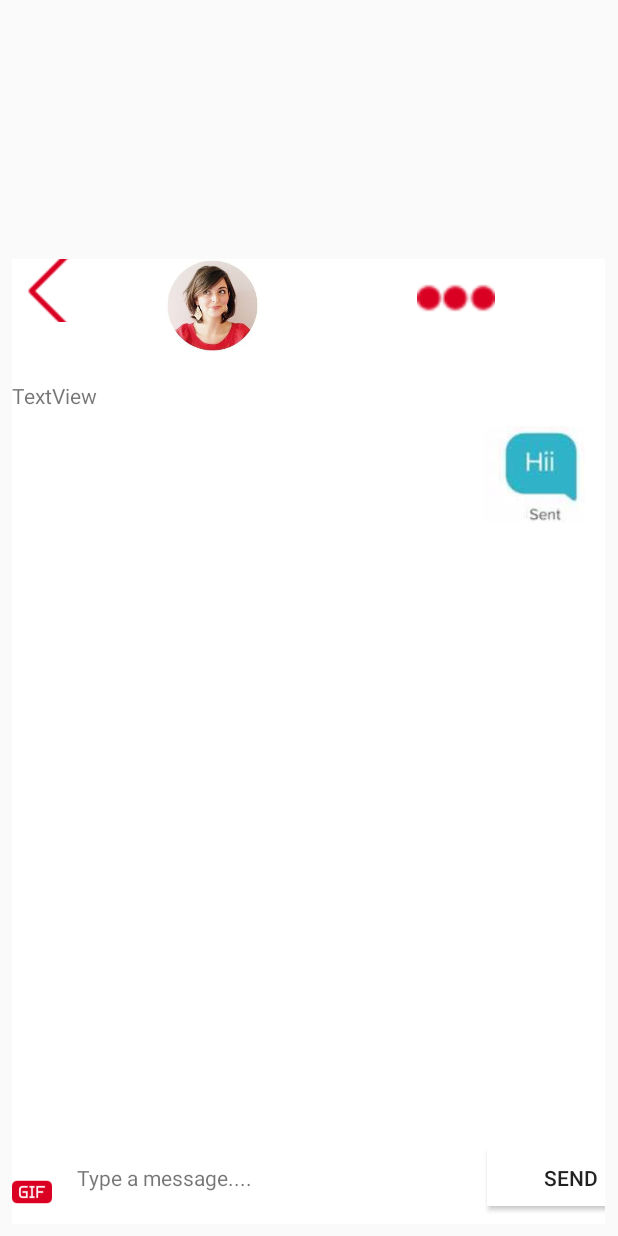
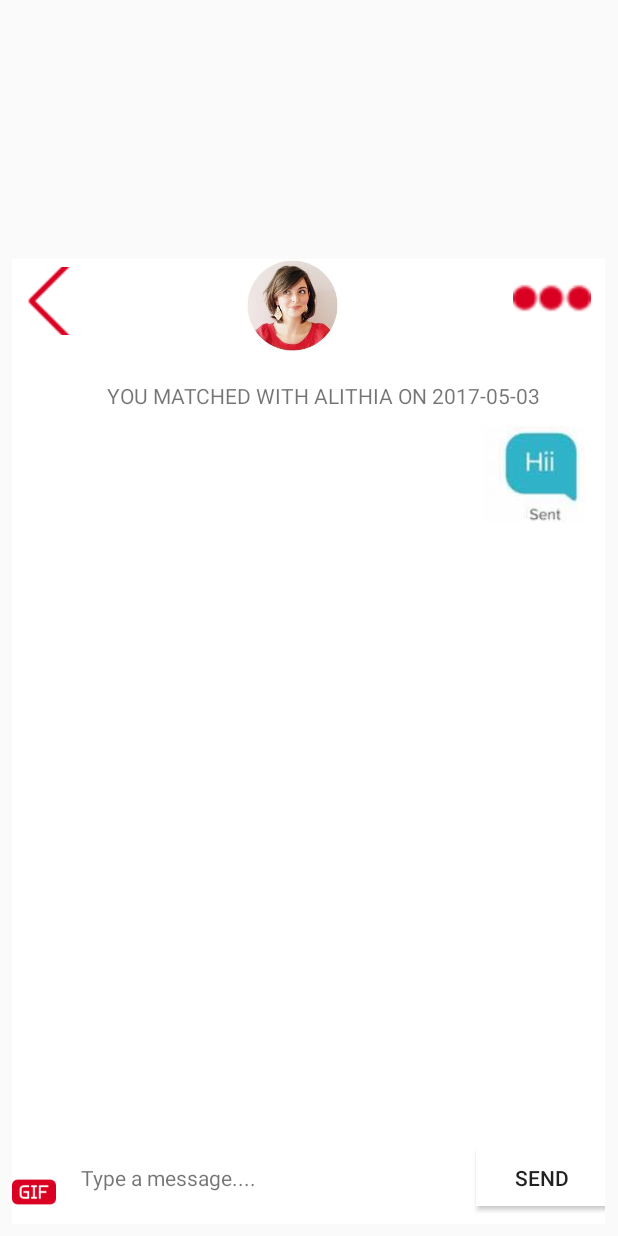
Before and after one commit to AmanBhangu/TinderApp, an Android app: the Fourth screen opened directly, with no data from a screen before it, on a phone screen of 412 x 824 dp. Run offline under Robolectric (Android 15) with nearby library versions, the light colour scheme and no system bars.

Commit message:
Final work done

```diff
--- a/app/src/main/res/layout/activity_fourth.xml
+++ b/app/src/main/res/layout/activity_fourth.xml
@@ -32,32 +32,25 @@
             <ImageButton
                 android:id="@+id/imageButton3"
                 android:layout_width="55dp"
-                android:layout_height="42dp"
+                android:layout_height="45dp"
                 android:background="#FFFFFF"
+                android:layout_marginTop="5dp"
                 app:srcCompat="@drawable/back" />
 
             <ImageView
                 android:id="@+id/imageView5"
-                android:layout_width="126dp"
+                android:layout_width="83dp"
                 android:layout_height="62dp"
-                android:layout_marginLeft="15dp"
+                android:layout_marginLeft="90dp"
                 app:srcCompat="@drawable/aa" />
 
-            <TextView
-                android:id="@+id/textView9"
-                android:layout_width="wrap_content"
-                android:layout_height="34dp"
-                android:layout_marginTop="20dp"
-                android:layout_marginRight="15dp"
-                android:textColor="#000"
-                android:textSize="20sp"
-                tools:text="Alithia" />
+
 
             <ImageView
                 android:id="@+id/imageView11"
-                android:layout_width="128dp"
+                android:layout_width="52dp"
                 android:layout_height="52dp"
-                android:layout_marginLeft="20dp"
+                android:layout_marginLeft="105dp"
                 app:srcCompat="@drawable/threesmalldots" />
 
         </LinearLayout>
@@ -67,8 +60,9 @@
             android:layout_width="match_parent"
             android:layout_height="30dp"
             android:background="#FFFFFF"
-            android:text="TextView"
-            tools:text="          YOU MATCHED WITH ALITHIA ON 2017-05-03" />
+            android:text=" YOU MATCHED WITH ALITHIA ON 2017-05-03"
+            android:layout_marginLeft="60dp"
+             />
 
         <ImageView
             android:id="@+id/imageView15"
@@ -110,9 +104,9 @@
                 android:id="@+id/button"
                 android:layout_width="wrap_content"
                 android:layout_height="38dp"
-                android:layout_marginLeft="130dp"
+                android:layout_marginLeft="120dp"
                 android:background="#FFFFFF"
-                android:text="       Send" />
+                android:text="Send" />
         </LinearLayout>
 
     </LinearLayout>
```
